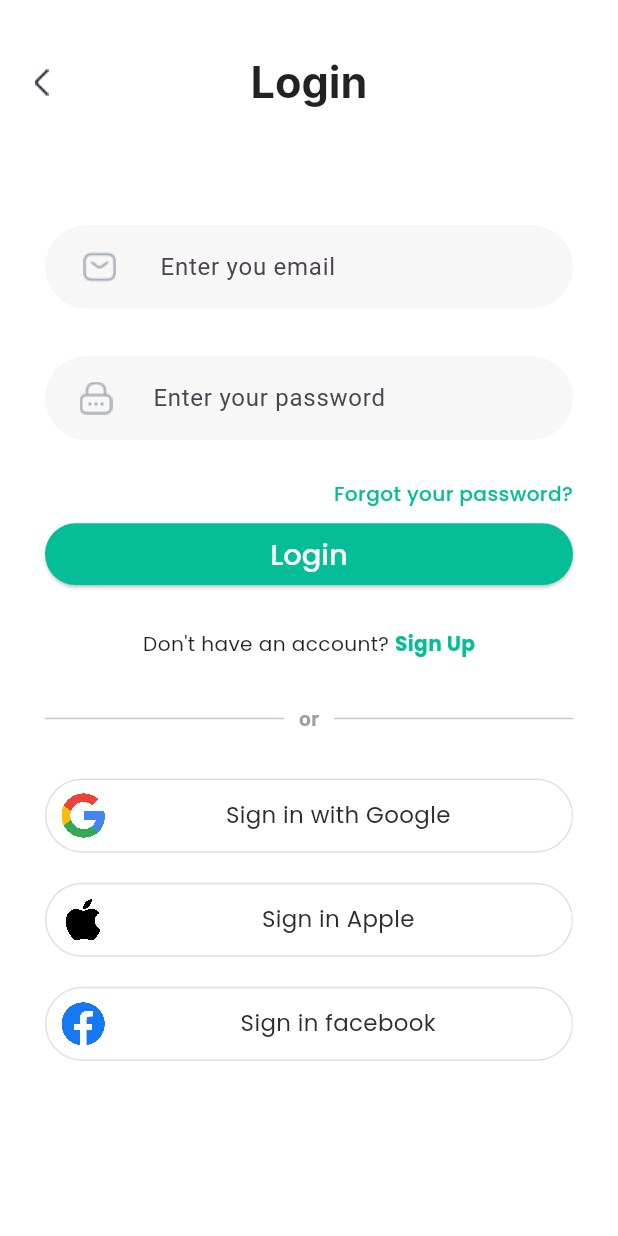
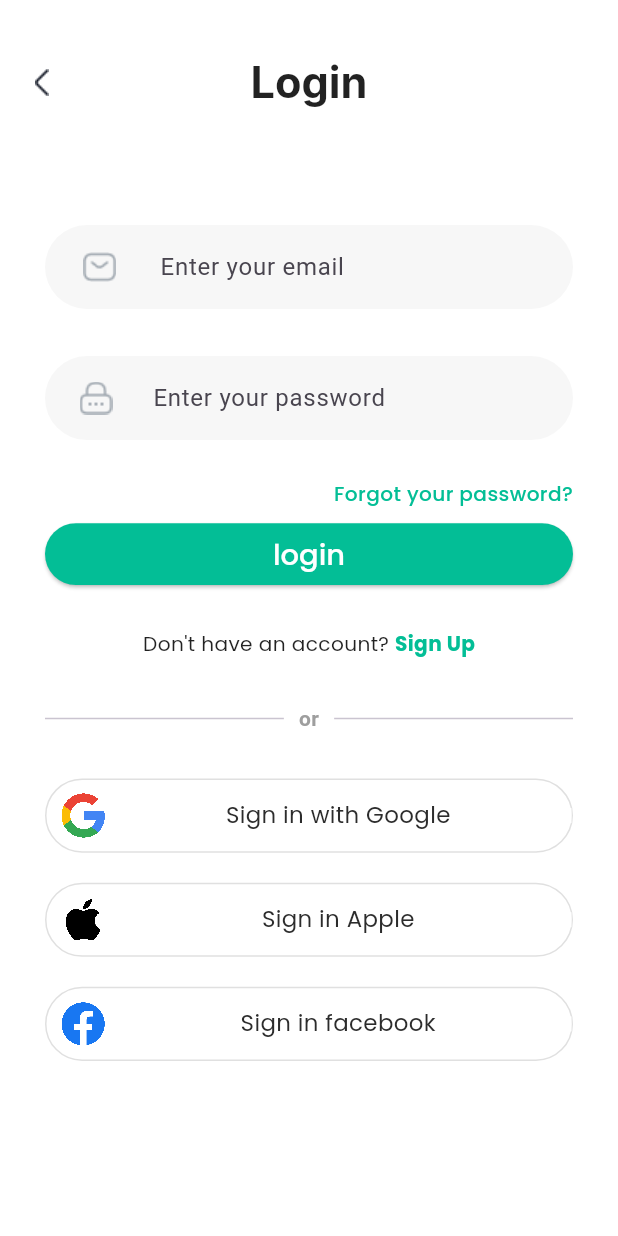
Before and after one commit to mohamedabdelaziz55/Docor_app, a Flutter app: the login screen opened directly, on a phone screen of 412 x 824 dp. Run offline on Flutter 3.47's test engine with Material 3 defaults, Android fonts, the light colour scheme and no system bars; our stand-ins replace animated_bottom_navigation_bar, font_awesome_flutter, google_fonts, page_transition, responsive_sizer, smooth_page_indicator.

Commit message:
login&php

```diff
--- a/lib/Screens/Login-Signup/login.dart
+++ b/lib/Screens/Login-Signup/login.dart
@@ -1,10 +1,10 @@
 import 'package:doctor_app/Screens/Login-Signup/register.dart';
 import 'package:flutter/material.dart';
 import 'package:google_fonts/google_fonts.dart';
-
 import 'package:page_transition/page_transition.dart';
 import 'package:responsive_sizer/responsive_sizer.dart';
-
+import '../../constet.dart';
+import '../../crud.dart';
 import '../Views/Homepage.dart';
 import '../Widgets/Auth_text_field.dart';
 import '../Widgets/auth_social_login.dart';
@@ -19,6 +19,39 @@ class login extends StatefulWidget {
 }
 
 class _loginState extends State<login> {
+  final Crud _crud = Crud();
+  final GlobalKey<FormState> formKey = GlobalKey();
+  final TextEditingController email = TextEditingController();
+  final TextEditingController password = TextEditingController();
+
+  bool isLoading = false;
+
+  Future<void> LoginPhp() async {
+    if (formKey.currentState!.validate()) {
+      setState(() => isLoading = true);
+
+      var response = await _crud.postRequest(linklogin, {
+        "email": email.text,
+        "password": password.text,
+      });
+
+      setState(() => isLoading = false);
+
+      if (response['status'] == "success") {
+        Navigator.pushReplacement(
+          context,
+          PageRouteBuilder(
+            pageBuilder: (context, animation, secondaryAnimation) => Homepage(),
+          ),
+        );
+      } else {
+        ScaffoldMessenger.of(
+          context,
+        ).showSnackBar(const SnackBar(content: Text("فشل")));
+      }
+    }
+  }
+
   @override
   Widget build(BuildContext context) {
     return Scaffold(
@@ -28,13 +61,16 @@ class _loginState extends State<login> {
           icon: Container(
             height: MediaQuery.of(context).size.height * 0.06,
             width: MediaQuery.of(context).size.width * 0.06,
-              child: Image.asset("assets/icons/back2.png")),
+            child: Image.asset("assets/icons/back2.png"),
+          ),
           onPressed: () {
             Navigator.push(
               context,
               PageTransition(
                 type: PageTransitionType.leftToRight,
-                    child: login_signup()));
+                child: login_signup(),
+              ),
+            );
           },
         ),
         centerTitle: true,
@@ -44,7 +80,8 @@ class _loginState extends State<login> {
             color: Colors.black87,
             fontSize: 22.sp,
             fontWeight: FontWeight.w700,
-              letterSpacing: 0),
+            letterSpacing: 0,
+          ),
         ),
         toolbarHeight: 110,
         backgroundColor: Colors.white,
@@ -52,45 +89,74 @@ class _loginState extends State<login> {
       ),
       body: Padding(
         padding: const EdgeInsets.symmetric(horizontal: 30),
-        child: Column(children: [
-          const SizedBox(
-            height: 40,
+        child: Form(
+          key: formKey,
+          child: Column(
+            children: [
+              const SizedBox(height: 40),
+              //Text field Login import from Auth_text_field widget
+              Auth_text_field(
+                validator: (value) {
+                  if (value == null || value.isEmpty) {
+                    return "يرجى إدخال البريد الإلكتروني";
+                  }
+                  // التحقق من صحة البريد الإلكتروني باستخدام Regex
+                  if (!RegExp(r'^[^@]+@[^@]+\.[^@]+').hasMatch(value)) {
+                    return "يرجى إدخال بريد إلكتروني صالح";
+                  }
+                  return null; // ✅ لا يوجد خطأ
+                },
+                controller: email,
+                text: "Enter your email",
+                icon: "assets/icons/email.png",
               ),
-          //Text field Login import from Auth_text_field widget
-          Auth_text_field(text: "Enter you email", icon: "assets/icons/email.png"),
-          const SizedBox(
-            height: 5,
+              const SizedBox(height: 5),
+
+              Auth_text_field(
+                validator: (value) {
+                  if (value == null || value.isEmpty) {
+                    return "يرجى إدخال كلمة المرور";
+                  }
+                  if (value.length < 6) {
+                    return "يجب أن تكون كلمة المرور على الأقل 6 أحرف";
+                  }
+                  return null;
+                },
+                controller: password,
+                text: "Enter your password",
+                icon: "assets/icons/lock.png",
               ),
-          //Text field Password
-          Auth_text_field(
-              text: "Enter your password", icon: "assets/icons/lock.png"),
-          Row(mainAxisAlignment: MainAxisAlignment.end, children: [
+              Row(
+                mainAxisAlignment: MainAxisAlignment.end,
+                children: [
                   GestureDetector(
                     onTap: () {
                       Navigator.push(
                         context,
                         PageTransition(
                           type: PageTransitionType.bottomToTop,
-                        child: forgot_pass()));
+                          child: forgot_pass(),
+                        ),
+                      );
                     },
                     child: Text(
                       "Forgot your password?",
                       style: GoogleFonts.poppins(
                         fontSize: 15.sp,
                         color: const Color.fromARGB(255, 3, 190, 150),
-                    fontWeight: FontWeight.w500),
+                        fontWeight: FontWeight.w500,
                       ),
-            )
-          ]),
-          SizedBox(
-            height: 10,
                     ),
+                  ),
+                ],
+              ),
+              SizedBox(height: 10),
               Container(
                 height: MediaQuery.of(context).size.height * 0.05,
                 width: MediaQuery.of(context).size.width * 0.9,
                 child: ElevatedButton(
-              onPressed: () {
-                // Perform verification or other actions here
+                  onPressed: () async {
+                    await LoginPhp();
                   },
                   style: ElevatedButton.styleFrom(
                     backgroundColor: Color.fromARGB(255, 3, 190, 150),
@@ -99,14 +165,14 @@ class _loginState extends State<login> {
                     ),
                   ),
                   child: GestureDetector(
-                onTap: () {
-                  Navigator.pushReplacement(
-                      context,
-                      PageTransition(
-                          type: PageTransitionType.fade, child: Homepage()));
+                    onTap: () async {
+                      await LoginPhp();
                     },
-                child: Text(
-                  "Login",
+                    child:
+                        isLoading == true
+                            ? CircularProgressIndicator()
+                            : Text(
+                              "login",
                               textAlign: TextAlign.center,
                               style: GoogleFonts.poppins(
                                 fontSize: 18.sp,
@@ -118,16 +184,16 @@ class _loginState extends State<login> {
                   ),
                 ),
               ),
-          SizedBox(
-            height: 30,
-          ),
+              SizedBox(height: 30),
               Row(
                 mainAxisAlignment: MainAxisAlignment.center,
                 children: [
                   Text(
                     "Don't have an account? ",
-                style:
-                    GoogleFonts.poppins(fontSize: 15.sp, color: Colors.black87),
+                    style: GoogleFonts.poppins(
+                      fontSize: 15.sp,
+                      color: Colors.black87,
+                    ),
                   ),
                   GestureDetector(
                     onTap: () {
@@ -135,7 +201,9 @@ class _loginState extends State<login> {
                         context,
                         PageTransition(
                           type: PageTransitionType.rightToLeft,
-                          child: Register()));
+                          child: Register(),
+                        ),
+                      );
                     },
                     child: Text(
                       "Sign Up",
@@ -148,9 +216,7 @@ class _loginState extends State<login> {
                   ),
                 ],
               ),
-          const SizedBox(
-            height: 30,
-          ),
+              const SizedBox(height: 30),
               const Row(
                 mainAxisAlignment: MainAxisAlignment.center,
                 children: [
@@ -169,21 +235,24 @@ class _loginState extends State<login> {
                   Expanded(child: Divider()),
                 ],
               ),
-          const SizedBox(
-            height: 30,
+              const SizedBox(height: 30),
+              auth_social_logins(
+                logo: "assets/images/google.png",
+                text: "Sign in with Google",
               ),
+              const SizedBox(height: 20),
               auth_social_logins(
-              logo: "assets/images/google.png", text: "Sign in with Google"),
-          const SizedBox(
-            height: 20,
+                logo: "assets/images/apple.png",
+                text: "Sign in Apple",
               ),
-          auth_social_logins(logo: "assets/images/apple.png", text: "Sign in Apple"),
-          const SizedBox(
-            height: 20,
+              const SizedBox(height: 20),
+              auth_social_logins(
+                logo: "assets/images/facebook.png",
+                text: "Sign in facebook",
               ),
-          auth_social_logins(
-              logo: "assets/images/facebook.png", text: "Sign in facebook")
-        ]),
+            ],
+          ),
+        ),
       ),
     );
   }
```
Lines whose indentation alone changed are shown as unchanged.
